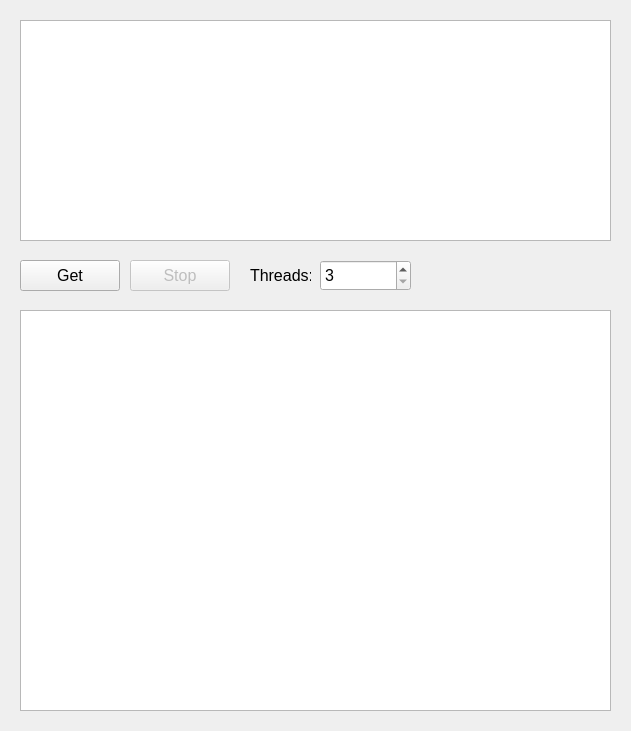
nguyenvantat1182002/GetSendEmails, file ui/MainWindow.ui: the form before one commit.
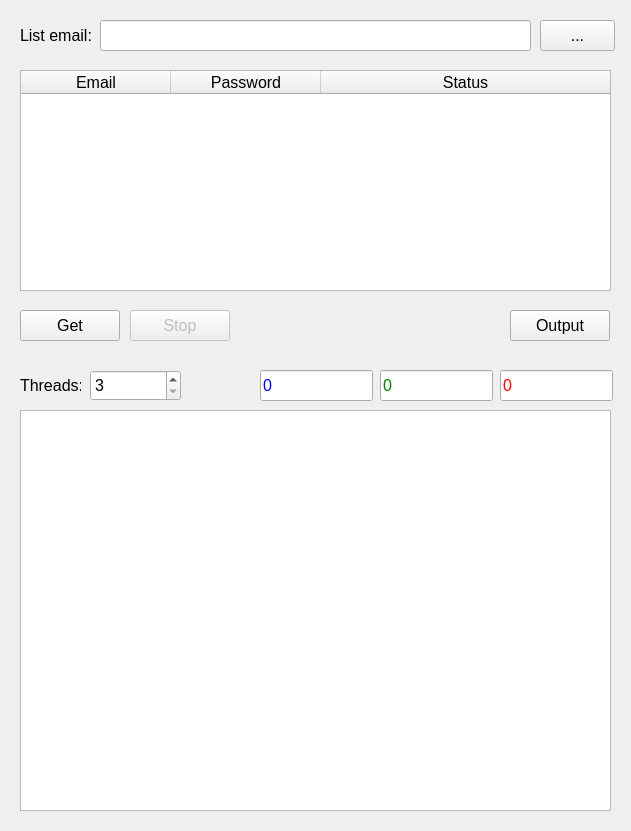
The form after the commit.

The edit to the form file:
```diff
--- a/ui/MainWindow.ui
+++ b/ui/MainWindow.ui
@@ -7,7 +7,7 @@
     <x>0</x>
     <y>0</y>
     <width>631</width>
-    <height>731</height>
+    <height>831</height>
    </rect>
   </property>
   <property name="windowTitle">
@@ -17,24 +17,26 @@
    <string notr="true">* {
 	font-family: &quot;Segoe UI&quot;;
 	font-size: 16px;
+}
+
+#lineEdit {
+	color:blue;
+}
+
+#lineEdit_2 {
+	color: green;
+}
+
+#lineEdit_3 {
+	color: red;
 }</string>
   </property>
   <widget class="QWidget" name="centralwidget">
-   <widget class="QPlainTextEdit" name="plainTextEdit">
-    <property name="geometry">
-     <rect>
-      <x>20</x>
-      <y>20</y>
-      <width>591</width>
-      <height>221</height>
-     </rect>
-    </property>
-   </widget>
    <widget class="QPushButton" name="pushButton">
     <property name="geometry">
      <rect>
       <x>20</x>
-      <y>260</y>
+      <y>310</y>
       <width>100</width>
       <height>31</height>
      </rect>
@@ -53,7 +55,7 @@
     <property name="geometry">
      <rect>
       <x>130</x>
-      <y>260</y>
+      <y>310</y>
       <width>100</width>
       <height>31</height>
      </rect>
@@ -69,7 +71,7 @@
     <property name="geometry">
      <rect>
       <x>20</x>
-      <y>310</y>
+      <y>410</y>
       <width>591</width>
       <height>401</height>
      </rect>
@@ -81,8 +83,8 @@
    <widget class="QLabel" name="label">
     <property name="geometry">
      <rect>
-      <x>250</x>
-      <y>260</y>
+      <x>20</x>
+      <y>370</y>
       <width>61</width>
       <height>31</height>
      </rect>
@@ -94,8 +96,8 @@
    <widget class="QSpinBox" name="spinBox">
     <property name="geometry">
      <rect>
-      <x>320</x>
-      <y>260</y>
+      <x>90</x>
+      <y>370</y>
       <width>91</width>
       <height>31</height>
      </rect>
@@ -104,6 +106,143 @@
      <number>3</number>
     </property>
    </widget>
+   <widget class="QTableWidget" name="tableWidget">
+    <property name="geometry">
+     <rect>
+      <x>20</x>
+      <y>70</y>
+      <width>591</width>
+      <height>221</height>
+     </rect>
+    </property>
+    <attribute name="horizontalHeaderDefaultSectionSize">
+     <number>150</number>
+    </attribute>
+    <attribute name="horizontalHeaderStretchLastSection">
+     <bool>true</bool>
+    </attribute>
+    <column>
+     <property name="text">
+      <string>Email</string>
+     </property>
+    </column>
+    <column>
+     <property name="text">
+      <string>Password</string>
+     </property>
+    </column>
+    <column>
+     <property name="text">
+      <string>Status</string>
+     </property>
+    </column>
+   </widget>
+   <widget class="QPushButton" name="pushButton_3">
+    <property name="geometry">
+     <rect>
+      <x>510</x>
+      <y>310</y>
+      <width>100</width>
+      <height>31</height>
+     </rect>
+    </property>
+    <property name="cursor">
+     <cursorShape>PointingHandCursor</cursorShape>
+    </property>
+    <property name="text">
+     <string>Output</string>
+    </property>
+   </widget>
+   <widget class="QLineEdit" name="lineEdit">
+    <property name="geometry">
+     <rect>
+      <x>260</x>
+      <y>370</y>
+      <width>113</width>
+      <height>31</height>
+     </rect>
+    </property>
+    <property name="text">
+     <string>0</string>
+    </property>
+    <property name="readOnly">
+     <bool>true</bool>
+    </property>
+   </widget>
+   <widget class="QLineEdit" name="lineEdit_2">
+    <property name="geometry">
+     <rect>
+      <x>380</x>
+      <y>370</y>
+      <width>113</width>
+      <height>31</height>
+     </rect>
+    </property>
+    <property name="text">
+     <string>0</string>
+    </property>
+    <property name="readOnly">
+     <bool>true</bool>
+    </property>
+   </widget>
+   <widget class="QLineEdit" name="lineEdit_3">
+    <property name="geometry">
+     <rect>
+      <x>500</x>
+      <y>370</y>
+      <width>113</width>
+      <height>31</height>
+     </rect>
+    </property>
+    <property name="text">
+     <string>0</string>
+    </property>
+    <property name="readOnly">
+     <bool>true</bool>
+    </property>
+   </widget>
+   <widget class="QLabel" name="label_2">
+    <property name="geometry">
+     <rect>
+      <x>20</x>
+      <y>20</y>
+      <width>71</width>
+      <height>31</height>
+     </rect>
+    </property>
+    <property name="text">
+     <string>List email:</string>
+    </property>
+   </widget>
+   <widget class="QLineEdit" name="lineEdit_4">
+    <property name="geometry">
+     <rect>
+      <x>100</x>
+      <y>20</y>
+      <width>431</width>
+      <height>31</height>
+     </rect>
+    </property>
+    <property name="readOnly">
+     <bool>true</bool>
+    </property>
+   </widget>
+   <widget class="QPushButton" name="pushButton_4">
+    <property name="geometry">
+     <rect>
+      <x>540</x>
+      <y>20</y>
+      <width>75</width>
+      <height>31</height>
+     </rect>
+    </property>
+    <property name="cursor">
+     <cursorShape>PointingHandCursor</cursorShape>
+    </property>
+    <property name="text">
+     <string>...</string>
+    </property>
+   </widget>
   </widget>
  </widget>
  <resources/>
```
